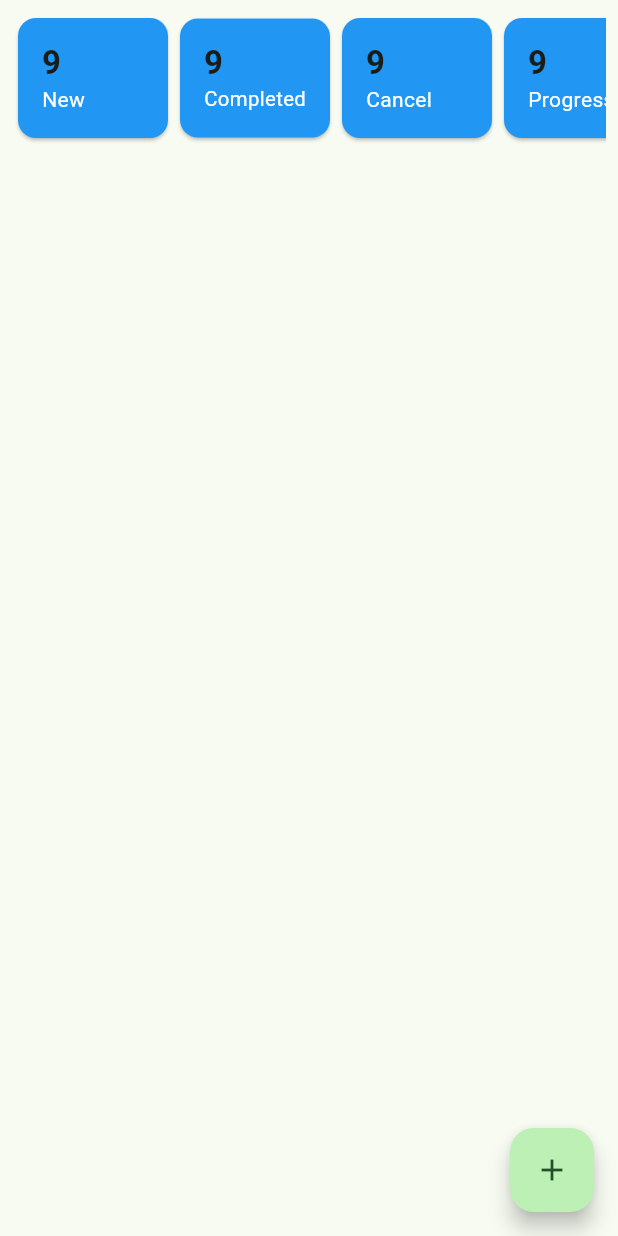
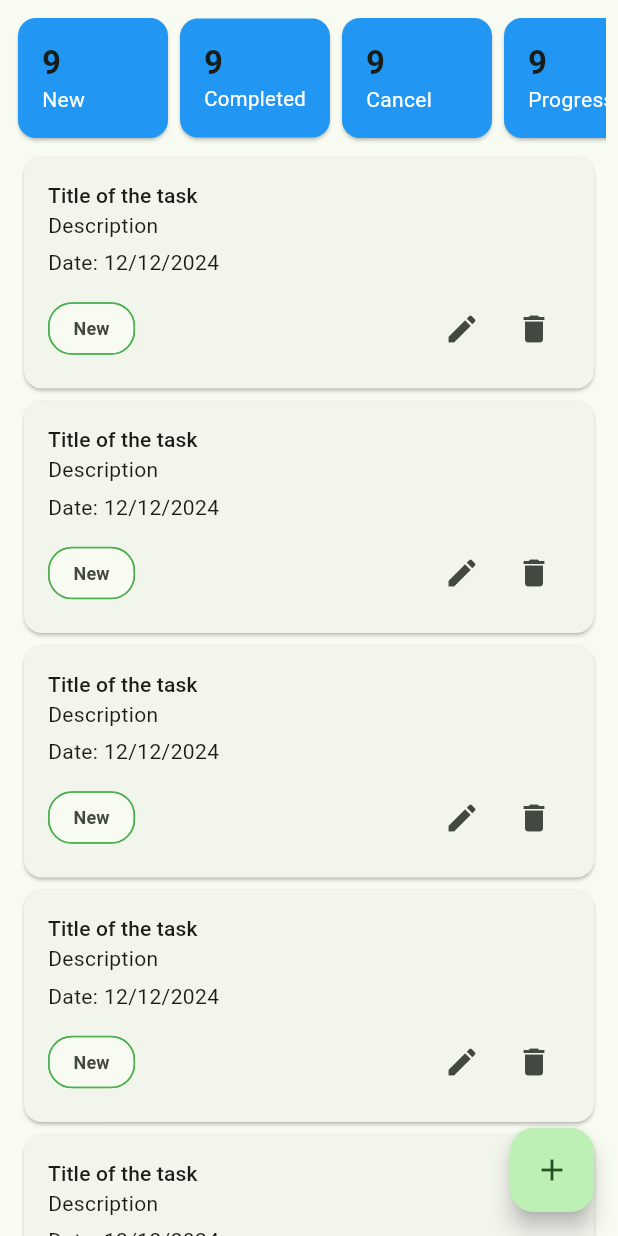
Before and after one commit to atikulislsm/task_manager_app, a Flutter app: the NewTaskScreen screen opened directly, on a phone screen of 412 x 824 dp. Run offline on Flutter 3.47's test engine with Material 3 defaults, Android fonts, the phone set to English and light mode, and no system bars; our stand-ins replace flutter_svg, pin_code_fields.

Commit message:
bottm and new task screen

```diff
--- a/lib/ui/screens/main_bottom_nav_screen.dart
+++ b/lib/ui/screens/main_bottom_nav_screen.dart
@@ -4,7 +4,6 @@ import 'package:task_manager_app/ui/screens/cancel_task_screen.dart';
 import 'package:task_manager_app/ui/screens/completed_task_screen.dart';
 import 'package:task_manager_app/ui/screens/new_task_screen.dart';
 import 'package:task_manager_app/ui/screens/progress_task_screen.dart';
-import 'package:task_manager_app/utils/apps_color.dart';
 import 'package:task_manager_app/widget/tm_app_bar_widget.dart';
 
 class MainBottomNavScreen extends StatefulWidget {
--- a/lib/ui/screens/new_task_screen.dart
+++ b/lib/ui/screens/new_task_screen.dart
@@ -1,5 +1,6 @@
 import 'package:flutter/material.dart';
 import 'package:task_manager_app/ui/screens/new_task_add_screen.dart';
+import 'package:task_manager_app/widget/task_card.dart';
 import 'package:task_manager_app/widget/task_summary_card.dart';
 
 class NewTaskScreen extends StatefulWidget {
@@ -16,12 +17,26 @@ class _NewTaskScreenState extends State<NewTaskScreen> {
       body: Column(
         children: [
           buildSummarySection(),
+          Expanded(
+              child: ListView.separated(
+            itemCount: 10,
+            itemBuilder: (context, index) {
+              return TaskCard();
+            },
+            separatorBuilder: (BuildContext context, index) {
+              return const SizedBox(
+                height: 8,
+              );
+            },
+          ))
         ],
       ),
-      floatingActionButton: FloatingActionButton(onPressed: (){
+      floatingActionButton: FloatingActionButton(
+        onPressed: () {
           _floatingActionButtonAdd();
         },
-        child: Icon(Icons.add),),
+        child: Icon(Icons.add),
+      ),
     );
   }
 
@@ -32,17 +47,30 @@ class _NewTaskScreenState extends State<NewTaskScreen> {
         scrollDirection: Axis.horizontal,
         child: Row(
           children: [
-                TaskSummaryCard(title: 'New',count: 9,),
-                TaskSummaryCard(title: 'Completed',count: 9,),
-                TaskSummaryCard(title: 'Cancel',count: 9,),
-                TaskSummaryCard(title: 'Progress',count: 9,),
+            TaskSummaryCard(
+              title: 'New',
+              count: 9,
+            ),
+            TaskSummaryCard(
+              title: 'Completed',
+              count: 9,
+            ),
+            TaskSummaryCard(
+              title: 'Cancel',
+              count: 9,
+            ),
+            TaskSummaryCard(
+              title: 'Progress',
+              count: 9,
+            ),
           ],
         ),
       ),
     );
   }
-  void _floatingActionButtonAdd(){
-    Navigator.push(context, MaterialPageRoute(builder: (context){
+
+  void _floatingActionButtonAdd() {
+    Navigator.push(context, MaterialPageRoute(builder: (context) {
       return NewTaskAddScreen();
     }));
   }
--- /dev/null
+++ b/lib/widget/task_card.dart
@@ -0,0 +1,100 @@
+import 'package:flutter/material.dart';
+import 'package:task_manager_app/utils/apps_color.dart';
+
+class TaskCard extends StatefulWidget {
+  const TaskCard({
+    super.key,
+  });
+
+  @override
+  State<TaskCard> createState() => _TaskCardState();
+}
+
+class _TaskCardState extends State<TaskCard> {
+  @override
+  Widget build(BuildContext context) {
+    return Card(
+      margin: EdgeInsets.symmetric(horizontal: 16),
+      child: Padding(
+        padding: const EdgeInsets.all(16.0),
+        child: Column(
+          crossAxisAlignment: CrossAxisAlignment.start,
+          children: [
+            Text('Title of the task',
+                style: Theme.of(context).textTheme.titleSmall),
+            Text('Description'),
+            SizedBox(
+              height: 5,
+            ),
+            Text('Date: 12/12/2024'),
+            SizedBox(
+              height: 10,
+            ),
+            Row(
+              mainAxisAlignment: MainAxisAlignment.spaceBetween,
+              crossAxisAlignment: CrossAxisAlignment.center,
+              children: [
+                _buildTaskStatusChip(),
+                Wrap(
+                  children: [
+                    IconButton(onPressed: () {
+                      _onTapEditButton();
+                    }, icon: const Icon(Icons.edit)),
+                    IconButton(
+                        onPressed: () {}, icon: const Icon(Icons.delete)),
+                  ],
+                )
+              ],
+            )
+          ],
+        ),
+      ),
+    );
+  }
+
+  void _onTapEditButton(){
+    showDialog(context: context, builder: (context){
+      return AlertDialog(
+        title: Text('Edit Status'),
+        content: Column(
+          mainAxisSize: MainAxisSize.min,
+          children: ['New','Completed','Cancelled','Progress'].map((e){
+            return ListTile(
+              onTap: (){},
+              title: Text(e),
+            );
+          }).toList(),
+
+        ),
+        actions: [
+          TextButton( onPressed: (){
+            Navigator.pop(context);
+          },child: Text('Cancel'),),
+          TextButton( onPressed: (){
+
+          },child: Text('Ok'),),
+
+        ],
+      );
+    });
+
+  }
+
+  void _onTapDeleteButton(){
+
+  }
+
+  Widget _buildTaskStatusChip() {
+    return Chip(
+      label: Text(
+        'New',
+        style: TextStyle(fontSize: 12, fontWeight: FontWeight.bold),
+      ),
+      shape: RoundedRectangleBorder(
+          borderRadius: BorderRadius.circular(16),
+          side: BorderSide(
+            color: AppsColor.themecolor,
+          )),
+    );
+  }
+}
```
Also changed, not shown: lib/ui/screens/cancel_task_screen.dart (+11 -2 lines), lib/ui/screens/completed_task_screen.dart (+11 -2 lines), lib/ui/screens/profile_screens.dart (added, +25 -0 lines), lib/ui/screens/progress_task_screen.dart (+11 -2 lines). Lines whose indentation alone changed are shown as unchanged.
